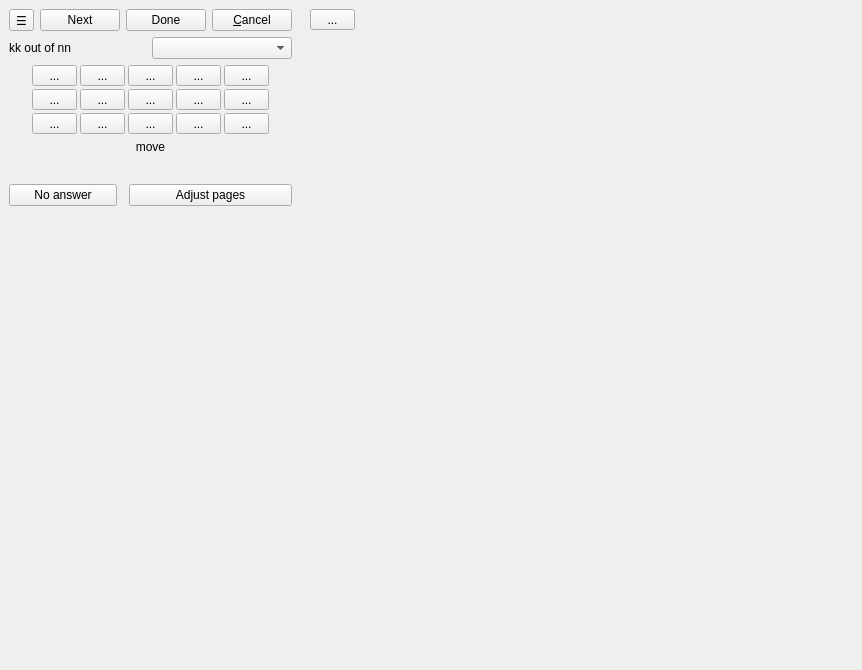
Old version of the form qtCreatorFiles/ui_annotator_rhm.ui in the repository plomgrading/plom.
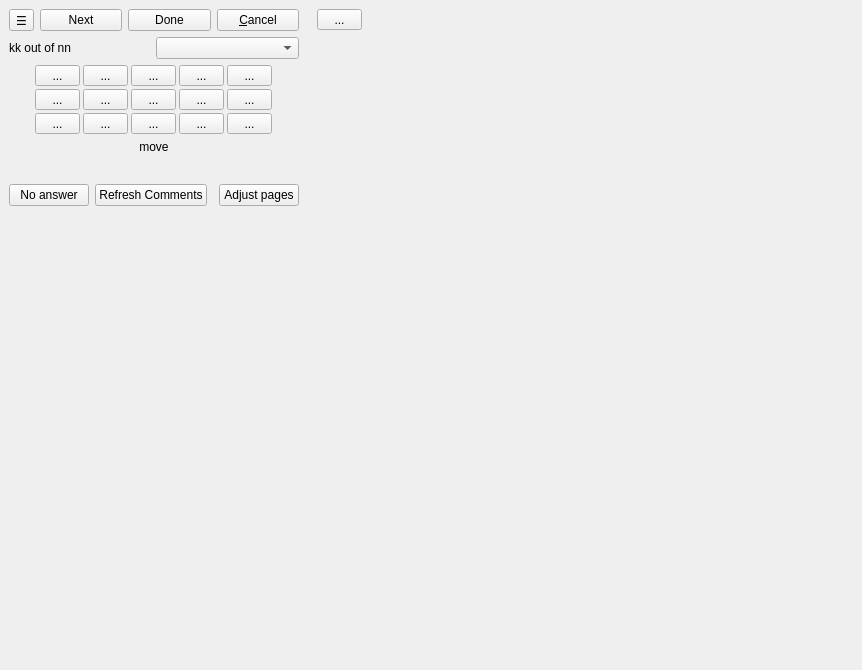
New version of the form.

Commit message: Squashed commit of the server-side comments MR

Diff of the .ui file:
```diff
--- a/qtCreatorFiles/ui_annotator_rhm.ui
+++ b/qtCreatorFiles/ui_annotator_rhm.ui
@@ -570,6 +570,13 @@
            </property>
           </widget>
          </item>
+         <item>
+          <widget class="QPushButton" name="refreshCommentsButton">
+           <property name="text">
+            <string>Refresh Comments</string>
+           </property>
+          </widget>
+         </item>
          <item>
           <spacer name="horizontalSpacer">
            <property name="orientation">
```
The commit also changes 12 other files.
